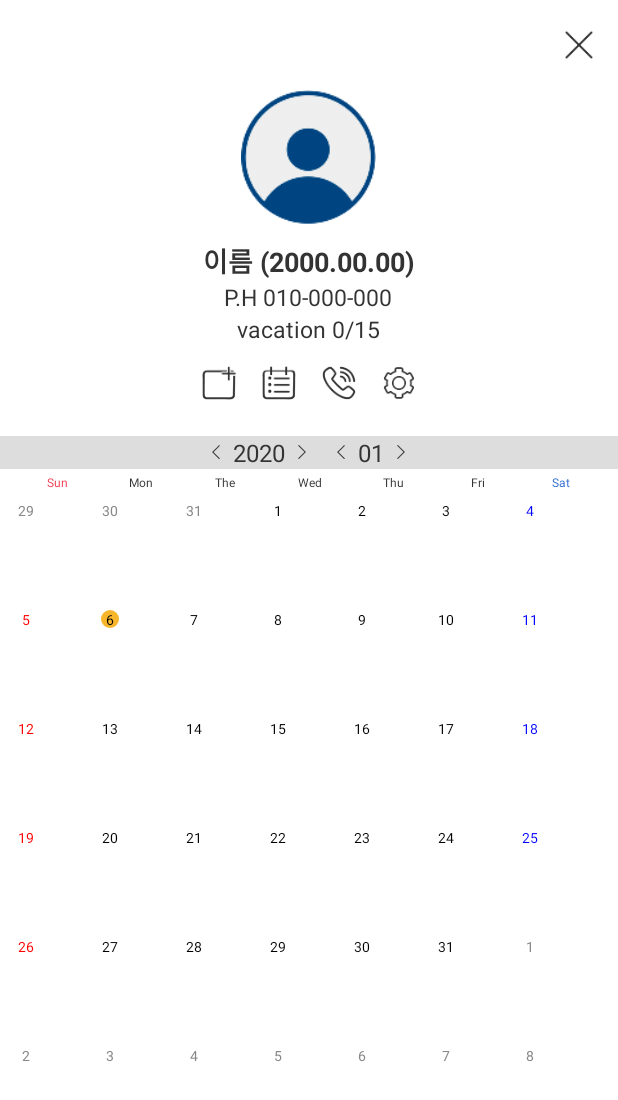
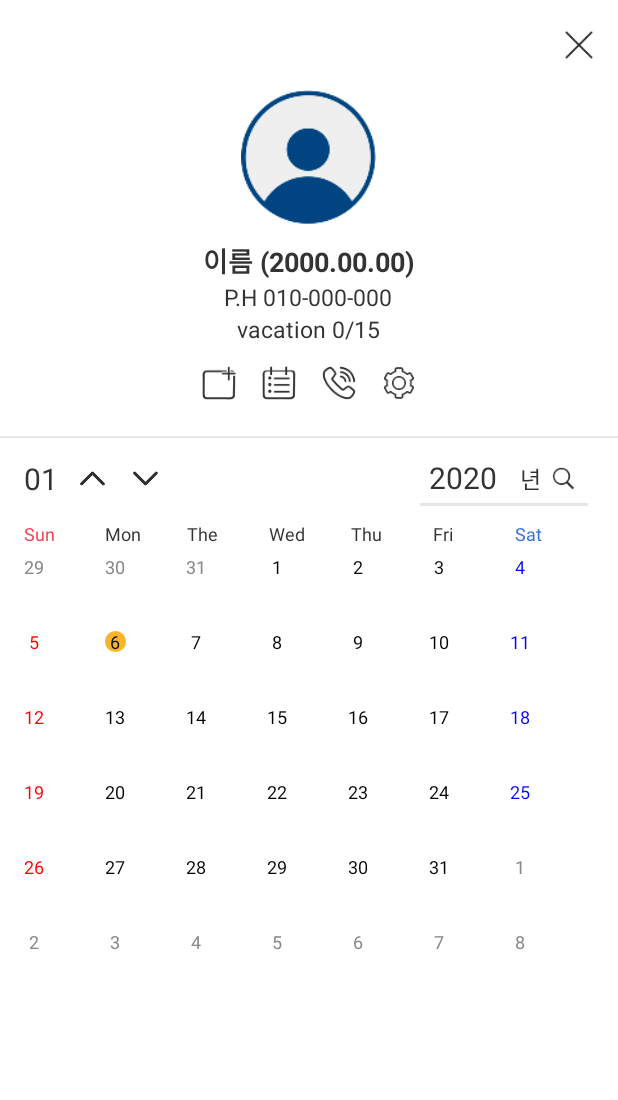
Before and after one commit to ji-e/JooWon, an Android app: the WorkerMainActivity screen opened directly, with no data from a screen before it, on a phone screen of 412 x 824 dp. Shown: the top 1100 px of the screen. Run offline under Robolectric (Android 15) with nearby library versions, the light colour scheme and no system bars; 17 statements that could not run were skipped.

Commit message:
1. 직원 메인 캘린더

```diff
--- a/app/src/main/java/com/example/uohih/joowon/worker/WorkerMainActivity.kt
+++ b/app/src/main/java/com/example/uohih/joowon/worker/WorkerMainActivity.kt
@@ -36,8 +36,13 @@ class WorkerMainActivity : JWBaseActivity() {
     private lateinit var total: String
     private lateinit var joinDate: String
     private var no = ""
+
     private var getBundle = Bundle()
     private val dbHelper = DBHelper(this)
+    private val instance = Calendar.getInstance()
+    private val todayJson = JWBaseActivity().getToday()
+
+    private lateinit var calendarAdapter: CalendarAdapter
 
     override fun onCreate(savedInstanceState: Bundle?) {
         super.onCreate(savedInstanceState)
@@ -105,14 +110,12 @@ class WorkerMainActivity : JWBaseActivity() {
 
 
         //그리드 캘린더
-        val calendarAdapter = CalendarAdapter(this, getCalendar(Calendar.getInstance().time), Date(), R.layout.grid_item_worker_main)
-        grid_worker.adapter = calendarAdapter
+        setCalendarView(Calendar.getInstance().time, Date())
 
 
         //현재 날짜 세팅
-        val todayJson = JWBaseActivity().getToday()
-        grid_worker_tv_year.text = todayJson.getString("year")
         grid_worker_tv_month.text = todayJson.getString("month")
+        grid_worker_edt_year.setText(todayJson.getString("year"))
 
     }
 
@@ -120,6 +123,8 @@ class WorkerMainActivity : JWBaseActivity() {
 
 
     fun btnOnClick(v: View) {
+        grid_worker_edt_year.clearFocus() //년도 포커스 제거
+
         when (v) {
             img_worker_people -> {
                 val intent = Intent(this, PictureActivity::class.java)
@@ -148,7 +153,36 @@ class WorkerMainActivity : JWBaseActivity() {
                 intentSetting.putExtra("workerBundle", getBundle)
                 startActivity(intentSetting)
             }
+            grid_worker_btn_backm -> {
+                instance.add(Calendar.MONTH, -1)
+                grid_worker_edt_year.setText(instance.get(Calendar.YEAR).toString())
+                grid_worker_tv_month.text = String.format("%02d", instance.get(Calendar.MONTH) + 1)
+
+                setCalendarView(instance.time, Date())
+            }
+            grid_worker_btn_nextm -> {
+              instance.add(Calendar.MONTH, +1)
+                grid_worker_edt_year.setText(instance.get(Calendar.YEAR).toString())
+                grid_worker_tv_month.text = String.format("%02d", instance.get(Calendar.MONTH) + 1)
+
+                    setCalendarView(instance.time, Date())
+            }
+            grid_worker_btn_search -> {
+                instance.set(Calendar.YEAR, Integer.parseInt(grid_worker_edt_year.text.toString()))
+                setCalendarView(instance.time, Date())
+            }
+
 
         }
+
+
+    }
+
+    /**
+     * 캘린더뷰 세팅
+     */
+    private fun setCalendarView(date :Date, selectedDate : Date) {
+        calendarAdapter = CalendarAdapter(this, JWBaseActivity().getCalendar(date), selectedDate, R.layout.grid_item_worker_main)
+        grid_worker.adapter = calendarAdapter
     }
 }
--- /dev/null
+++ b/app/src/main/res/drawable/input_selector2.xml
@@ -0,0 +1,6 @@
+<?xml version="1.0" encoding="utf-8"?>
+<selector xmlns:android="http://schemas.android.com/apk/res/android">
+    <item android:drawable="@drawable/rectangle_nor2" android:state_enabled="false"/>
+    <item android:drawable="@drawable/rectangle_nor2" android:state_enabled="true" android:state_focused="false"/>
+    <item android:drawable="@drawable/rectangle_foc" android:state_enabled="true" android:state_focused="true" />
+</selector>
--- /dev/null
+++ b/app/src/main/res/drawable/rectangle_nor2.xml
@@ -0,0 +1,12 @@
+<?xml version="1.0" encoding="UTF-8"?>
+<shape xmlns:android="http://schemas.android.com/apk/res/android"
+    android:shape="rectangle">
+    <stroke
+        android:width="1dp"
+        android:color="@color/c_e6e6e6" />
+    <corners
+        android:radius="4dp" />
+<!--    <solid-->
+<!--        android:color="@color/c_efefef"/>-->
+
+</shape>
--- a/app/src/main/res/layout/activity_worker_main.xml
+++ b/app/src/main/res/layout/activity_worker_main.xml
@@ -101,72 +101,103 @@
         </LinearLayout>
     </LinearLayout>
 
+    <View
+        android:layout_width="match_parent"
+        android:layout_height="@dimen/dp01"
+        android:layout_marginBottom="@dimen/dp02"
+        android:background="@color/c_e6e6e6" />
+
 
     <!-- 년/월 -->
     <LinearLayout
         android:layout_width="match_parent"
         android:layout_height="wrap_content"
         android:layout_marginBottom="@dimen/dp03"
-        android:background="@color/c_dddddd"
-        android:gravity="center"
-        android:orientation="horizontal">
-
-        <!-- 년 -->
-        <ImageButton
-            android:id="@+id/grid_worker_btn_backy"
-            android:layout_width="@dimen/dp16"
-            android:layout_height="@dimen/dp16"
-            android:background="@drawable/btn_back_selector" />
-
-        <TextView
-            android:id="@+id/grid_worker_tv_year"
-            android:layout_width="wrap_content"
-            android:layout_height="wrap_content"
-            android:layout_marginLeft="@dimen/dp03"
-            android:layout_marginRight="@dimen/dp03"
-            android:gravity="center"
-            android:textColor="@color/c_333333"
-            android:textSize="@dimen/dp16"
-            tools:text="2014" />
-
-        <ImageButton
-            android:id="@+id/grid_worker_btn_nexty"
-            android:layout_width="@dimen/dp16"
-            android:layout_height="@dimen/dp16"
-            android:background="@drawable/btn_next_selector" />
+        android:gravity="center_vertical"
+        android:orientation="horizontal"
+        android:paddingRight="@dimen/dp16">
 
 
         <!-- 월 -->
-        <ImageButton
-            android:id="@+id/grid_worker_btn_backm"
-            android:layout_width="@dimen/dp16"
-            android:layout_height="@dimen/dp16"
-            android:layout_marginLeft="@dimen/dp10"
-            android:background="@drawable/btn_back_selector" />
-
         <TextView
             android:id="@+id/grid_worker_tv_month"
             android:layout_width="wrap_content"
             android:layout_height="wrap_content"
-            android:layout_marginLeft="@dimen/dp03"
-            android:layout_marginRight="@dimen/dp03"
+            android:layout_marginLeft="@dimen/dp16"
+            android:layout_marginRight="@dimen/dp05"
             android:gravity="center"
             android:textColor="@color/c_333333"
-            android:textSize="@dimen/dp16"
-            tools:text="12" />
+            android:textSize="@dimen/dp20"
+            tools:text="12월" />
 
         <ImageButton
             android:id="@+id/grid_worker_btn_nextm"
-            android:layout_width="@dimen/dp16"
-            android:layout_height="@dimen/dp16"
-            android:background="@drawable/btn_next_selector" />
+            android:layout_width="wrap_content"
+            android:layout_height="wrap_content"
+            android:background="@drawable/btn_up_nor"
+            android:onClick="btnOnClick" />
+
+        <ImageButton
+            android:id="@+id/grid_worker_btn_backm"
+            android:layout_width="wrap_content"
+            android:layout_height="wrap_content"
+            android:background="@drawable/btn_down_nor"
+            android:onClick="btnOnClick" />
+
+
+        <!-- 년 -->
+        <RelativeLayout
+            android:layout_width="wrap_content"
+            android:layout_height="wrap_content">
+
+            <EditText
+                android:id="@+id/grid_worker_edt_year"
+                android:layout_width="@dimen/dp120"
+                android:layout_height="@dimen/dp50"
+                android:layout_alignParentRight="true"
+                android:backgroundTint="@color/c_e6e6e6"
+                android:hint="2020"
+                android:imeOptions="actionNext"
+                android:inputType="text"
+                android:maxLength="4"
+                android:paddingLeft="@dimen/dp10"
+                android:singleLine="true"
+                android:textColor="@color/c_333333"
+                android:textSize="@dimen/dp20" />
+
+            <TextView
+                android:layout_width="wrap_content"
+                android:layout_height="wrap_content"
+                android:layout_centerVertical="true"
+                android:layout_toLeftOf="@id/grid_worker_btn_search"
+                android:text="년"
+                android:textColor="@color/c_333333"
+                android:textSize="@dimen/dp15" />
+
+            <ImageButton
+                android:id="@+id/grid_worker_btn_search"
+                android:layout_width="@dimen/dp30"
+                android:layout_height="@dimen/dp30"
+                android:layout_alignParentRight="true"
+                android:layout_centerVertical="true"
+                android:layout_marginRight="@dimen/dp05"
+                android:background="@drawable/btn_search_nor"
+                android:onClick="btnOnClick" />
+        </RelativeLayout>
+
+
     </LinearLayout>
+    <!--    <View-->
+    <!--        android:layout_width="match_parent"-->
+    <!--        android:layout_height="@dimen/dp01"-->
+    <!--        android:background="@color/c_e6e6e6"/>-->
 
     <FrameLayout
         android:layout_width="match_parent"
         android:layout_height="match_parent"
         android:layout_gravity="center"
-        android:orientation="vertical">
+        android:orientation="vertical"
+        android:paddingBottom="@dimen/dp03">
 
         <ListView
             android:id="@+id/list_worker"
@@ -176,18 +207,6 @@
 
         <include layout="@layout/grid_worker_main" />
 
-        <!--        <GridView-->
-        <!--            android:id="@+id/grid_worker"-->
-        <!--            android:layout_width="match_parent"-->
-        <!--            android:layout_height="match_parent"-->
-        <!--            tools:listitem="@layout/grid_item_worker_main"-->
-        <!--            android:numColumns="7"-->
-        <!--            android:horizontalSpacing="@dimen/dp01"-->
-        <!--            android:verticalSpacing="@dimen/dp01"-->
-        <!--            android:stretchMode="columnWidth">-->
-
-        <!--        </GridView>-->
-
     </FrameLayout>
 
 
--- a/app/src/main/res/layout/grid_item_worker_main.xml
+++ b/app/src/main/res/layout/grid_item_worker_main.xml
@@ -4,7 +4,6 @@
     android:layout_width="match_parent"
     android:layout_height="match_parent"
     android:orientation="vertical"
-    android:padding="@dimen/dp01"
     android:id="@+id/calendar_layout">
 
     <FrameLayout
@@ -13,8 +12,8 @@
 
         <ImageView
             android:id="@+id/calendar_today"
-            android:layout_width="@dimen/dp12"
-            android:layout_height="@dimen/dp12"
+            android:layout_width="@dimen/dp14"
+            android:layout_height="@dimen/dp14"
             android:layout_gravity="center"
             android:background="@drawable/circle" />
 
@@ -24,14 +23,14 @@
             android:layout_height="wrap_content"
             android:layout_gravity="center"
             android:textColor="@color/c_333333"
-            android:textSize="@dimen/dp09"
+            android:textSize="@dimen/dp12"
             tools:text="1" />
     </FrameLayout>
 
     <LinearLayout
         android:id="@+id/calendar_text"
         android:layout_width="match_parent"
-        android:layout_height="@dimen/dp70"
+        android:layout_height="@dimen/dp50"
         android:orientation="vertical">
 
     </LinearLayout>
--- a/app/src/main/res/layout/grid_worker_main.xml
+++ b/app/src/main/res/layout/grid_worker_main.xml
@@ -12,15 +12,14 @@
         android:layout_width="match_parent"
         android:layout_height="wrap_content"
         android:layout_below="@+id/calendar_top"
-        android:layout_marginLeft="@dimen/dp10"
-        android:layout_marginRight="@dimen/dp10"
+        android:paddingRight="@dimen/dp14"
+        android:paddingLeft="@dimen/dp16"
         android:gravity="center"
         android:orientation="vertical">
 
         <LinearLayout
             android:layout_width="match_parent"
             android:layout_height="wrap_content"
-            android:gravity="center"
             android:orientation="horizontal">
 
             <TextView
@@ -28,70 +27,63 @@
                 android:layout_width="0dp"
                 android:layout_height="wrap_content"
                 android:layout_weight="1"
-                android:gravity="center"
                 android:text="Sun"
                 android:textColor="@color/c_f13e51"
-                android:textSize="@dimen/dp08" />
+                android:textSize="@dimen/dp12" />
 
             <TextView
                 android:id="@+id/mon"
                 android:layout_width="0dp"
                 android:layout_height="wrap_content"
                 android:layout_weight="1"
-                android:gravity="center"
                 android:text="Mon"
                 android:textColor="@color/c_333333"
-                android:textSize="@dimen/dp08" />
+                android:textSize="@dimen/dp12" />
 
             <TextView
                 android:id="@+id/the"
                 android:layout_width="0dp"
                 android:layout_height="wrap_content"
                 android:layout_weight="1"
-                android:gravity="center"
                 android:text="The"
                 android:textColor="@color/c_333333"
-                android:textSize="@dimen/dp08" />
+                android:textSize="@dimen/dp12" />
 
             <TextView
                 android:id="@+id/wed"
                 android:layout_width="0dp"
                 android:layout_height="wrap_content"
                 android:layout_weight="1"
-                android:gravity="center"
                 android:text="Wed"
                 android:textColor="@color/c_333333"
-                android:textSize="@dimen/dp08" />
+                android:textSize="@dimen/dp12" />
 
             <TextView
                 android:id="@+id/thu"
                 android:layout_width="0dp"
                 android:layout_height="wrap_content"
                 android:layout_weight="1"
-                android:gravity="center"
                 android:text="Thu"
                 android:textColor="@color/c_333333"
-                android:textSize="@dimen/dp08" />
+                android:textSize="@dimen/dp12" />
 
             <TextView
                 android:id="@+id/fri"
                 android:layout_width="0dp"
                 android:layout_height="wrap_content"
                 android:layout_weight="1"
-                android:gravity="center"
                 android:text="Fri"
                 android:textColor="@color/c_333333"
-                android:textSize="@dimen/dp08" />
+                android:textSize="@dimen/dp12" />
 
             <TextView
                 android:id="@+id/sat"
                 android:layout_width="0dp"
                 android:layout_height="wrap_content"
                 android:layout_weight="1"
-                android:gravity="center"
                 android:text="Sat"
                 android:textColor="@color/c_3571d6"
-                android:textSize="@dimen/dp08" />
+                android:textSize="@dimen/dp12" />
         </LinearLayout>
 
 <!--        <View-->
--- a/app/src/main/res/values/colors.xml
+++ b/app/src/main/res/values/colors.xml
@@ -11,6 +11,7 @@
     <color name="c_e6e6e6">#e6e6e6</color>
     <color name="c_cccccc">#cccccc</color>
     <color name="c_dddddd">#dddddd</color>
+    <color name="c_efefef">#efefef</color>
     <color name="c_ffffff">#ffffff</color>
     <color name="c_efedf2">#efedf2</color>
     <color name="c_f2edf9">#f2edf9</color>
```
Also changed, not shown: app/src/main/res/drawable-xxhdpi/btn_down_nor.png (added), app/src/main/res/drawable-xxhdpi/btn_search_nor.png (added), app/src/main/res/drawable-xxhdpi/btn_up_nor.png (added).
